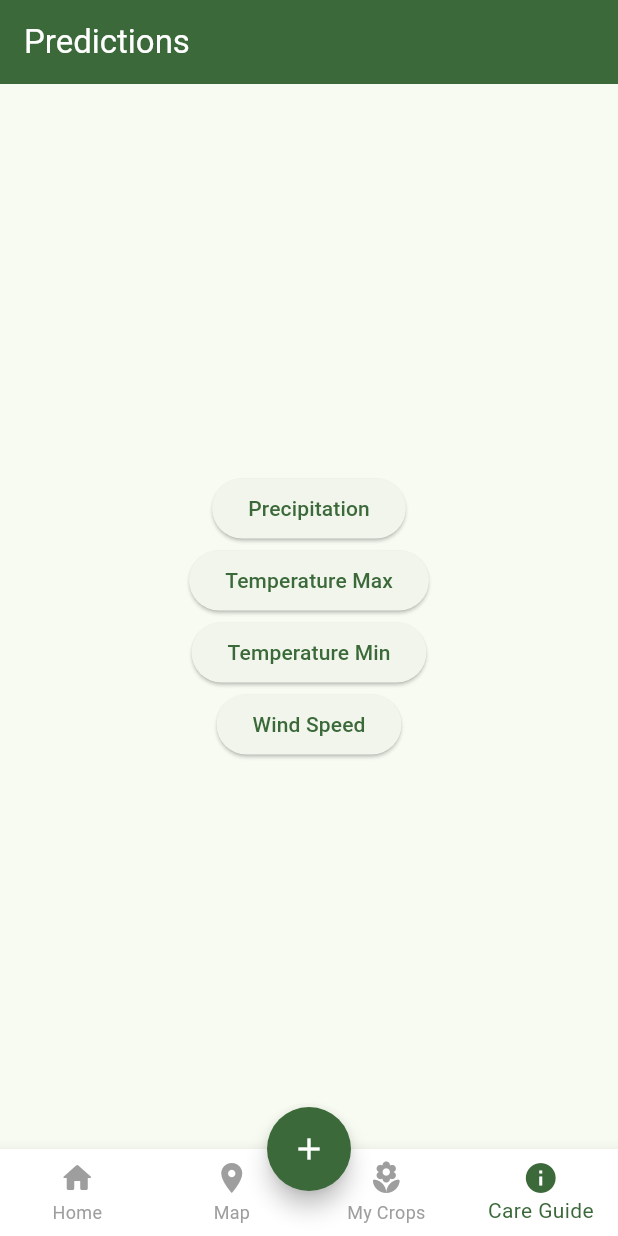
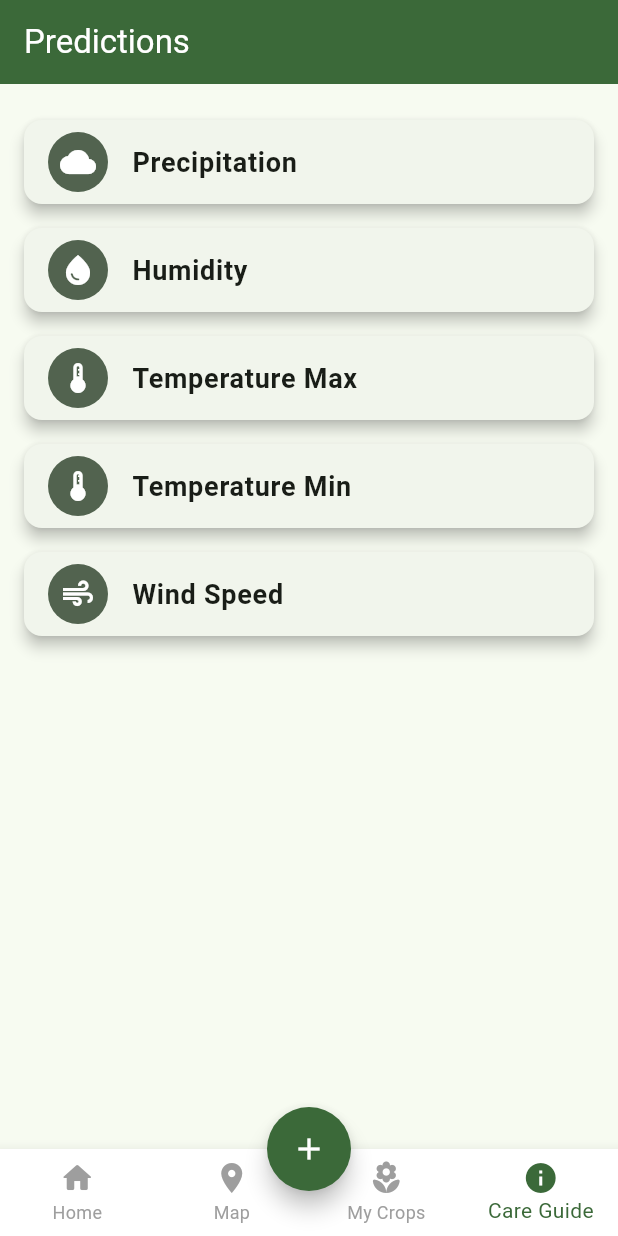
Before and after one commit to jhosepct/agro_xplore, a Flutter app: the screen it shows once a user with an empty profile is signed in, item 4 of the bottom bar chosen, on a phone screen of 412 x 824 dp. Run offline on Flutter 3.47's test engine with Material 3 defaults, Android fonts, the light colour scheme and no system bars; our stand-ins replace bloc, cloud_firestore, connectivity_plus, equatable, firebase_auth, firebase_core and 9 more; accounts and stored records are empty; network calls fail.

Commit message:
add specific humidity and refactor name precipatacion

```diff
--- a/lib/screens/Predictions/predictions_screen.dart
+++ b/lib/screens/Predictions/predictions_screen.dart
@@ -1,4 +1,5 @@
-import 'package:agro_xplore/screens/Predictions/Screens/precipitacion_average_prediction.dart';
+import 'package:agro_xplore/screens/Predictions/Screens/precipitation_average_prediction.dart';
+import 'package:agro_xplore/screens/Predictions/Screens/specific_humidity_prediction.dart';
 import 'package:agro_xplore/screens/Predictions/Screens/temperature_prediction.dart';
 import 'package:agro_xplore/screens/Predictions/Screens/wind_speed_prediction.dart';
 import 'package:flutter/material.dart';
@@ -18,52 +19,71 @@ class _PredictionsScreenState extends State<PredictionsScreen> {
         title: const Text('Predictions'),
         backgroundColor: Theme.of(context).colorScheme.primary,
       ),
-      body: Center(
-        child: Column(
-          mainAxisAlignment: MainAxisAlignment.center,
+      body: Padding(
+        padding: const EdgeInsets.all(16.0),
+        child: ListView(
           children: <Widget>[
-            //Button to navigate to the next screen for predictions to temperature
-            ElevatedButton(
-              onPressed: () {
-                Navigator.push(
-                    context,
-                    MaterialPageRoute(
-                        builder: (context) => const PrecipitationAverage()));
-              },
-              child: const Text('Precipitation'),
+            _buildPredictionCard(
+              context,
+              'Precipitation',
+              Icons.cloud,
+              const PrecipitationAverage(),
             ),
-            ElevatedButton(
-              onPressed: () {
-                Navigator.push(
-                    context,
-                    MaterialPageRoute(
-                        builder: (context) => const TemperaturePrediction(type: "Max",)));
-              },
-              child: const Text('Temperature Max'),
+            _buildPredictionCard(
+              context,
+              'Humidity',
+              Icons.water_drop,
+              const SpecificHumidity(),
             ),
-            ElevatedButton(
-              onPressed: () {
-                Navigator.push(
-                    context,
-                    MaterialPageRoute(
-                        builder: (context) => const TemperaturePrediction(type: "Min",)));
-              },
-              child: const Text('Temperature Min'),
+            _buildPredictionCard(
+              context,
+              'Temperature Max',
+              Icons.thermostat,
+              const TemperaturePrediction(type: "Max"),
             ),
-            ElevatedButton(
-              onPressed: () {
-                Navigator.push(
-                  context,
-                  MaterialPageRoute(
-                    builder: (context) => const WindSpeedPrediction(),
-                  ),
-                );
-              },
-              child: const Text('Wind Speed'),
+            _buildPredictionCard(
+              context,
+              'Temperature Min',
+              Icons.thermostat_outlined,
+              const TemperaturePrediction(type: "Min"),
+            ),
+            _buildPredictionCard(
+              context,
+              'Wind Speed',
+              Icons.air,
+              const WindSpeedPrediction(),
             ),
           ],
         ),
       ),
     );
   }
+
+  // Método para construir la tarjeta de predicción
+  Widget _buildPredictionCard(
+      BuildContext context, String title, IconData icon, Widget screen) {
+    return Card(
+      margin: const EdgeInsets.symmetric(vertical: 8.0),
+      elevation: 4,
+      child: ListTile(
+        leading: CircleAvatar(
+          backgroundColor: Theme.of(context).colorScheme.secondary,
+          child: Icon(icon, color: Colors.white),
+        ),
+        title: Text(
+          title,
+          style: const TextStyle(
+            fontWeight: FontWeight.bold,
+            fontSize: 18,
+          ),
+        ),
+        onTap: () {
+          Navigator.push(
+            context,
+            MaterialPageRoute(builder: (context) => screen),
+          );
+        },
+      ),
+    );
+  }
 }
```
Also changed, not shown: lib/screens/Predictions/Screens/specific_humidity_prediction.dart (added, +147 -0 lines), lib/screens/Predictions/Screens/precipitation_average_prediction.dart (renamed from lib/screens/Predictions/Screens/precipitacion_average_prediction.dart).
